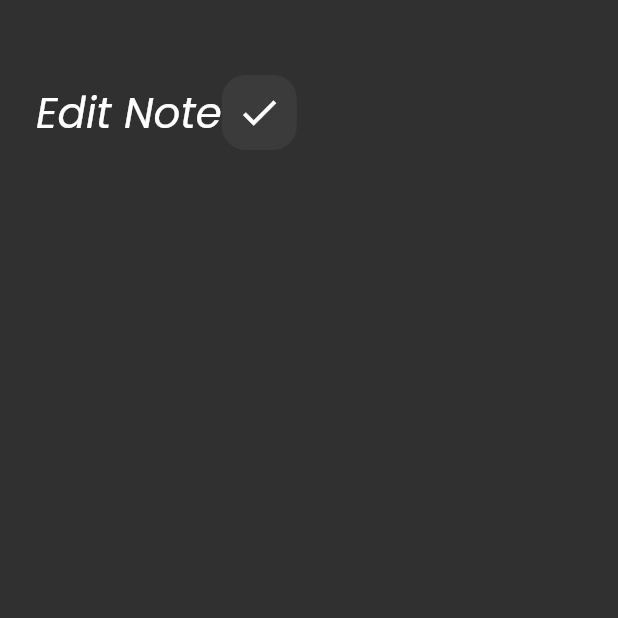
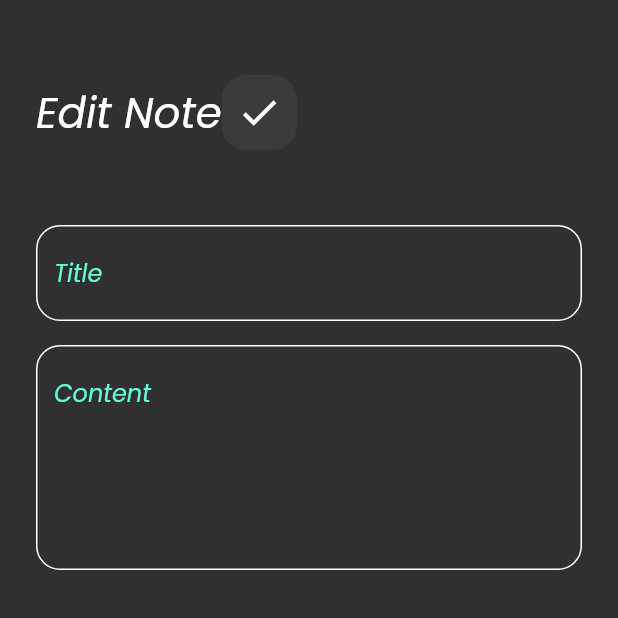
Before and after one commit to Nyuol96/notes_App, a Flutter app: the EditNoteView screen opened directly, on a phone screen of 412 x 824 dp, the top half of it. Run offline on Flutter 3.47's test engine with Material 2 defaults, Android fonts, the phone set to English and light mode, and no system bars.

```diff
--- a/lib/views/widgets/edit_view_body.dart
+++ b/lib/views/widgets/edit_view_body.dart
@@ -1,5 +1,6 @@
 import 'package:flutter/material.dart';
 import 'package:notesapp/views/widgets/custom_App_Bar.dart';
+import 'package:notesapp/views/widgets/custom_text_field.dart';
 
 class EditViewBody extends StatelessWidget {
   const EditViewBody({super.key});
@@ -15,8 +16,18 @@ class EditViewBody extends StatelessWidget {
           ),
           CostumeAppBar(
             title: 'Edit Note',
+
             icon: Icons.check,
-          )
+          ),
+           SizedBox(
+            height: 50,
+          ),
+          CustomTextField(hint: 'Title'),
+           SizedBox(
+            height: 16,
+          ),
+          CustomTextField(hint: 'Content',
+          maxlines: 5,)
         ],
       ),
     );
```
